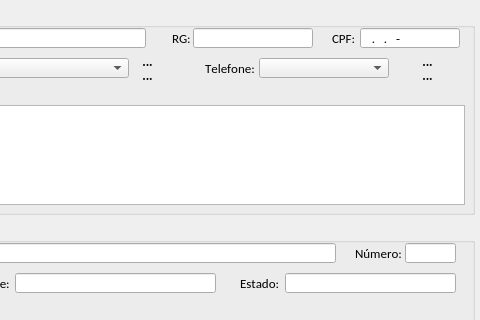
jmessias1725/sexloja, file trunk/loja/tela_cadastro_cliente.ui: the form before one commit; both pictures show x 320 to 800 and y 0 to 320 of the 800 by 465 pixel window.
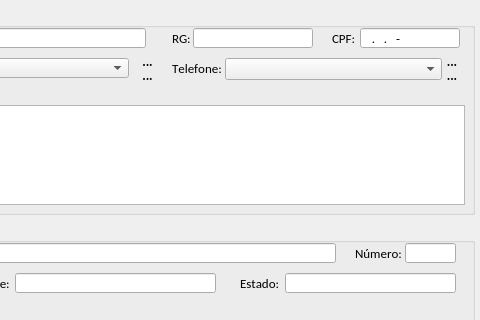
The form after the commit. Icons and pictures are not drawn.

What changed in the file:
```diff
--- a/trunk/loja/tela_cadastro_cliente.ui
+++ b/trunk/loja/tela_cadastro_cliente.ui
@@ -51,7 +51,7 @@
     <widget class="QLabel" name="lb_telefone">
      <property name="geometry">
       <rect>
-       <x>520</x>
+       <x>487</x>
        <y>53</y>
        <width>50</width>
        <height>20</height>
@@ -73,16 +73,16 @@
     <widget class="QComboBox" name="cb_telefone">
      <property name="geometry">
       <rect>
-       <x>574</x>
+       <x>540</x>
        <y>53</y>
-       <width>130</width>
-       <height>20</height>
+       <width>217</width>
+       <height>22</height>
       </rect>
      </property>
      <property name="maximumSize">
       <size>
        <width>16777215</width>
-       <height>20</height>
+       <height>22</height>
       </size>
      </property>
      <property name="font">
@@ -466,9 +466,9 @@
     <widget class="QToolButton" name="tb_mais_telefone">
      <property name="geometry">
       <rect>
-       <x>730</x>
+       <x>757</x>
        <y>49</y>
-       <width>25</width>
+       <width>20</width>
        <height>15</height>
       </rect>
      </property>
@@ -495,9 +495,9 @@
     <widget class="QToolButton" name="tb_menos_telefone">
      <property name="geometry">
       <rect>
-       <x>730</x>
+       <x>757</x>
        <y>63</y>
-       <width>25</width>
+       <width>20</width>
        <height>15</height>
       </rect>
      </property>
```
Left out of the diff: 5 changed lines with no effect on the pictures.
